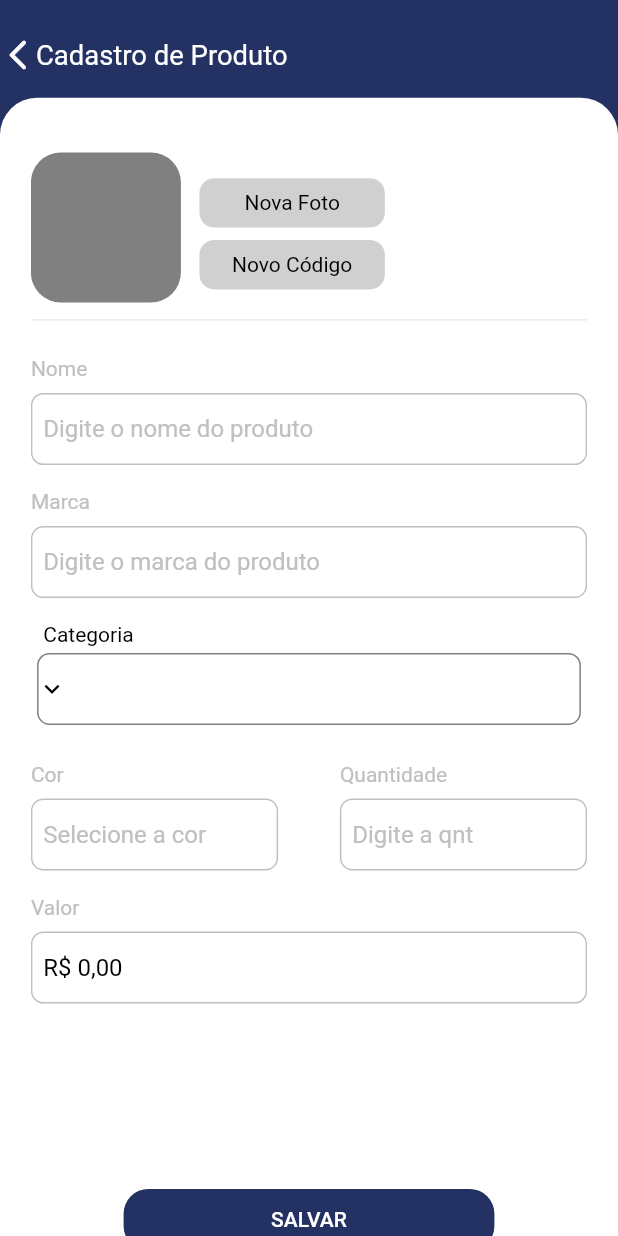
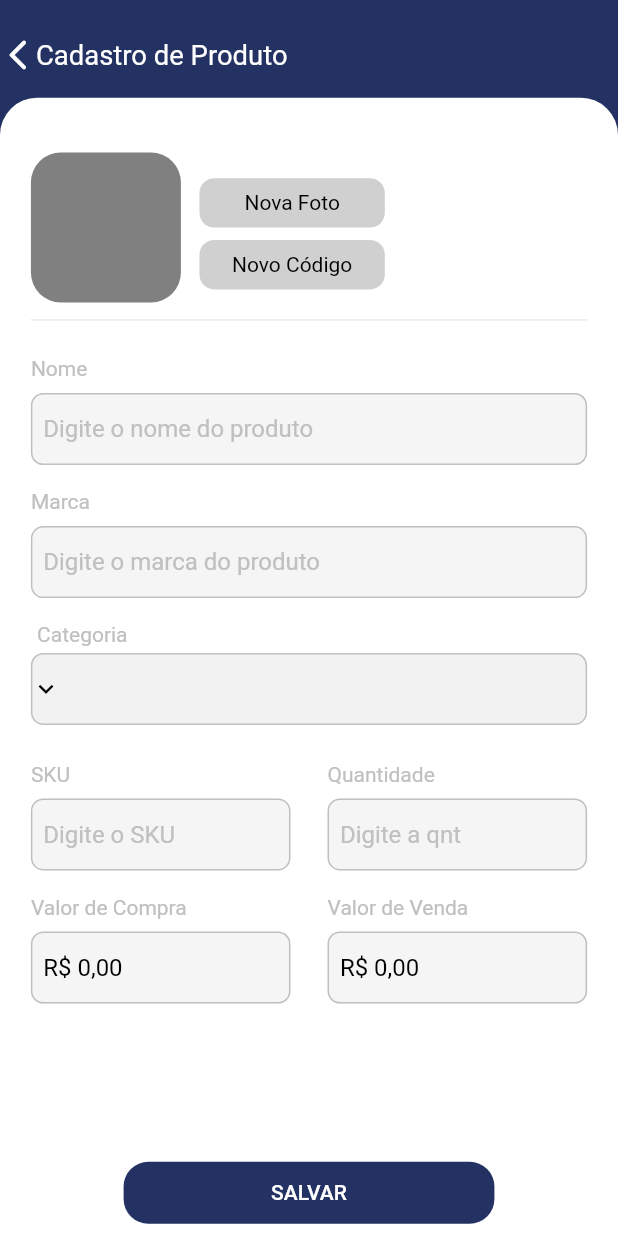
Before and after one commit to LuizRocha014/Smart_Storege_App_Flutter, a Flutter app: the CadastroProdutoPage widget shown alone on an empty page, opened directly, after a tap on "SALVAR", on a phone screen of 412 x 824 dp. Run offline on Flutter 3.47's test engine with Material 3 defaults, Android fonts, the phone set to English and light mode, and no system bars; our stand-ins replace flutter_masked_text2, flutter_svg, get, get_it, image_picker, slide_to_act and 2 more; missing offline and left inert: boleto_utils, flutter_barcode_scanner; accounts and stored records are empty.

Commit message:
Ajuste de fluxo

```diff
--- a/app_estoque/lib/modules/estoque/page/estoque_produto_page.dart
+++ b/app_estoque/lib/modules/estoque/page/estoque_produto_page.dart
@@ -17,8 +17,7 @@ class EstoqueProdutosPage extends StatefulWidget {
   State<EstoqueProdutosPage> createState() => _EstoqueProdutosPageState();
 }
 
-class _EstoqueProdutosPageState
-    extends MState<EstoqueProdutosPage, EstoqueProdutoController> {
+class _EstoqueProdutosPageState extends MState<EstoqueProdutosPage, EstoqueProdutoController> {
   int quantity = 1;
   @override
   void initState() {
@@ -38,8 +37,7 @@ class _EstoqueProdutosPageState
           child: const Icon(color: CoresDoAplicativo.branco, Icons.add)),
       titulo: "Estoque",
       child: Padding(
-        padding: EdgeInsets.symmetric(
-            horizontal: MediaQuery.of(context).size.width * 0.05),
+        padding: EdgeInsets.symmetric(horizontal: MediaQuery.of(context).size.width * 0.05),
         child: Obx(
           () => Visibility(
             visible: controller.produtosEstoque.isNotEmpty,
@@ -52,12 +50,11 @@ class _EstoqueProdutosPageState
               () => ListView.builder(
                 itemCount: controller.produtosEstoque.length,
                 shrinkWrap: true,
-                itemBuilder: (BuildContext context, int index) =>
-                    CardItemEstoquetWidget(
+                itemBuilder: (BuildContext context, int index) => CardItemEstoquetWidget(
                   titulo: controller.produtosEstoque[index].name,
-                  valor: controller.produtosEstoque[index].name,
-                  quantidade: controller.produtosEstoque[index].name.toString(),
-                  marca: controller.produtosEstoque[index].name,
+                  valor: controller.produtosEstoque[index].salePrice.toString(),
+                  quantidade: controller.produtosEstoque[index].totalAmount.toString(),
+                  marca: controller.produtosEstoque[index].brand,
                   onTapMore: () => controller.adicionaItemCompra(index),
                   onTapless: () {
                     log("Tira");
--- a/app_estoque/lib/modules/produtos/controller/cadastro_produto_controller.dart
+++ b/app_estoque/lib/modules/produtos/controller/cadastro_produto_controller.dart
@@ -20,17 +20,22 @@ import 'package:uuid/uuid.dart';
 class CadastroProdutoController extends BaseController {
   late TextEditingController nomeController;
   late TextEditingController marcaController;
-  late Categoria? categoriaSelect;
   late TextEditingController corController;
   late TextEditingController quantController;
-  late TextEditingController valorController;
+  late TextEditingController skuController;
+  late String codProduto;
+  late Categoria? categoriaSelect;
   late RxString categoriaText;
   late ImagePicker camera;
   late File? imagem;
   late RxBool mostraImagem;
   late List<Categoria> drop;
-  final MoneyMaskedTextController controllerTextValue =
-      MoneyMaskedTextController(
+  final MoneyMaskedTextController controllerValorCompra = MoneyMaskedTextController(
+    decimalSeparator: ',',
+    thousandSeparator: '.',
+    leftSymbol: 'R\$ ',
+  );
+  final MoneyMaskedTextController controllerValorVenda = MoneyMaskedTextController(
     decimalSeparator: ',',
     thousandSeparator: '.',
     leftSymbol: 'R\$ ',
@@ -41,20 +46,16 @@ class CadastroProdutoController extends BaseController {
     marcaController = TextEditingController();
     corController = TextEditingController();
     quantController = TextEditingController();
-    valorController = TextEditingController();
+    skuController = TextEditingController();
+    codProduto = '';
     camera = ImagePicker();
     mostraImagem = false.obs;
     imagem = File("");
     categoriaText = ''.obs;
     drop = [
-      Categoria(
-          id: const Uuid().v4(), inclusao: DateTime.now(), nome: "Eletronicos"),
-      Categoria(
-          id: const Uuid().v4(),
-          inclusao: DateTime.now(),
-          nome: "Fones de Ouvido"),
-      Categoria(
-          id: const Uuid().v4(), inclusao: DateTime.now(), nome: "Smartfones"),
+      Categoria(id: const Uuid().v4(), inclusao: DateTime.now(), nome: "Eletronicos"),
+      Categoria(id: const Uuid().v4(), inclusao: DateTime.now(), nome: "Fones de Ouvido"),
+      Categoria(id: const Uuid().v4(), inclusao: DateTime.now(), nome: "Smartfones"),
     ];
   }
 
@@ -66,7 +67,7 @@ class CadastroProdutoController extends BaseController {
       if (marcaController.text.isEmpty) return "Insira a marca do Produto";
       if (corController.text.isEmpty) return "Insira a cor do Produto";
       if (quantController.text.isEmpty) return "Insira a quantidade do Produto";
-      if (controllerTextValue.text.isEmpty) return "Insira o valor do Produto";
+      if (controllerValorVenda.text.isEmpty) return "Insira o valor do Produto";
       if (categoriaSelect == null) return "Insira a categoria do Produto";
 
       return null;
@@ -100,10 +101,7 @@ class CadastroProdutoController extends BaseController {
         if (imagem!.path.isNotEmpty) {
           List<int> imageBytes = imagem!.readAsBytesSync();
           String base64Image = base64Encode(imageBytes);
-          arq = Arquivo(
-              id: const Uuid().v4(),
-              inclusao: DateTime.now(),
-              base64: base64Image);
+          arq = Arquivo(id: const Uuid().v4(), inclusao: DateTime.now(), base64: base64Image);
           instanceManager.get<IArquivoRepository>().create(arq.toJson());
         }
         final prod = Produto(
@@ -111,30 +109,26 @@ class CadastroProdutoController extends BaseController {
           id: const Uuid().v4(),
           inclusao: DateTime.now(),
           brand: marcaController.text,
-          codProd: "",
+          codProd: codProduto,
           additionalInfo: "",
           description: "",
           expiryDate: DateTime.now(),
           minimumAmount: 0,
           numbProduct: 0,
-          purchasePrice: 0,
-          sku: "",
+          sku: skuController.text,
           storageLocation: "",
           supplierId: 0,
           totalAmount: int.parse(quantController.text),
           categoriaId: categoriaSelect!.id,
+          purchasePrice: double.parse(
+              controllerValorCompra.text.replaceAll('R', '').replaceAll('\$', '').replaceAll('.', '').replaceAll(',', '')),
           salePrice: double.parse(
-            controllerTextValue.text
-                .replaceAll('R', '')
-                .replaceAll('\$', '')
-                .replaceAll('.', '')
-                .replaceAll(',', ''),
+            controllerValorVenda.text.replaceAll('R', '').replaceAll('\$', '').replaceAll('.', '').replaceAll(',', ''),
           ),
         );
 
         instanceManager.get<IProdutoRepository>().create(prod.toJson());
-        final controllerEstoque =
-            instanceManager.get<EstoqueProdutoController>();
+        final controllerEstoque = instanceManager.get<EstoqueProdutoController>();
         controllerEstoque.produtosEstoque.add(prod);
         // ignore: use_build_context_synchronously
         context.pop();
--- a/app_estoque/lib/modules/produtos/page/cadastro_produto_page.dart
+++ b/app_estoque/lib/modules/produtos/page/cadastro_produto_page.dart
@@ -18,8 +18,7 @@ class CadastroProdutoPage extends StatefulWidget {
   State<CadastroProdutoPage> createState() => _CadastroProdutoState();
 }
 
-class _CadastroProdutoState
-    extends MState<CadastroProdutoPage, CadastroProdutoController> {
+class _CadastroProdutoState extends MState<CadastroProdutoPage, CadastroProdutoController> {
   @override
   void initState() {
     super.registerController(CadastroProdutoController());
@@ -31,11 +30,10 @@ class _CadastroProdutoState
   Widget build(BuildContext context) {
     return BackgroundWidget(
         titulo: "Cadastro de Produto",
-      child: Padding(
-        padding: EdgeInsets.only(
-            top: MediaQuery.of(context).size.height * 0.04,
-            left: MediaQuery.of(context).size.width * 0.05,
-            right: MediaQuery.of(context).size.width * 0.05),
+        child: Stack(
+          children: [
+            Padding(
+              padding: EdgeInsets.only(top: MediaQuery.of(context).size.height * 0.04, left: 5.w, right: 5.w),
               child: ListView(
                 children: [
                   Row(
@@ -62,9 +60,7 @@ class _CadastroProdutoState
                           mainAxisAlignment: MainAxisAlignment.center,
                           children: [
                             Padding(
-                        padding: EdgeInsets.symmetric(
-                            vertical:
-                                MediaQuery.of(context).size.height * 0.01),
+                              padding: EdgeInsets.symmetric(vertical: MediaQuery.of(context).size.height * 0.01),
                               child: GestureDetector(
                                 onTap: () => controller.tiraFoto(ImageSource.camera),
                                 child: Container(
@@ -93,8 +89,7 @@ class _CadastroProdutoState
                               ),
                               child: Center(
                                 child: GestureDetector(
-                              onTap: () =>
-                                  controller.startBarcodeScanStream(context),
+                                    onTap: () => controller.startBarcodeScanStream(context),
                                     child: const TextWidget("Novo Código")),
                               ),
                             ),
@@ -105,74 +100,66 @@ class _CadastroProdutoState
                   ),
                   const Divider(),
                   Padding(
-              padding: EdgeInsets.only(
-                  top: MediaQuery.of(context).size.height * 0.02),
+                    padding: EdgeInsets.only(top: MediaQuery.of(context).size.height * 0.02),
                     child: TextFieldWidget(
                       controller: controller.nomeController,
                       titulo: "Nome",
                       labelExterno: "Nome",
                       labelInterno: 'Digite o nome do produto',
-                color: CoresDoAplicativo.branco,
                       textColor: CoresDoAplicativo.preto,
                       hintText: '',
                     ),
                   ),
                   Padding(
-              padding: EdgeInsets.only(
-                  top: MediaQuery.of(context).size.height * 0.02),
+                    padding: EdgeInsets.only(top: MediaQuery.of(context).size.height * 0.02),
                     child: TextFieldWidget(
                       labelExterno: "Marca",
                       controller: controller.marcaController,
                       titulo: "Marca",
                       labelInterno: 'Digite o marca do produto',
-                color: CoresDoAplicativo.branco,
                       textColor: CoresDoAplicativo.preto,
                       hintText: '',
                     ),
                   ),
                   Padding(
-              padding: EdgeInsets.only(top: 2.h, left: 1.w, right: 1.w),
+                    padding: EdgeInsets.only(top: 2.h),
                     child: Obx(
                       () => DropDownWidget(
-                  borderColor: CoresDoAplicativo.gray,
+                        borderColor: CoresDoAplicativo.lightGray,
                         hintText: controller.categoriaText.value.isEmpty
                             ? "Selecione uma Categoria"
                             : controller.categoriaNomeString!,
                         label: 'Categoria',
                         onChanged: (value) => controller.selectCategoria(value!),
-                  itens: controller.drop
-                      .map((e) => DropdownItem(id: e.id, texto: e.nome))
-                      .toList(),
+                        itens: controller.drop.map((e) => DropdownItem(id: e.id, texto: e.nome)).toList(),
                       ),
                     ),
                   ),
                   Padding(
-              padding: EdgeInsets.only(
-                  top: MediaQuery.of(context).size.height * 0.02),
+                    padding: EdgeInsets.only(top: MediaQuery.of(context).size.height * 0.02),
                     child: Row(
                       mainAxisAlignment: MainAxisAlignment.spaceBetween,
                       children: [
                         SizedBox(
-                    width: MediaQuery.of(context).size.width * 0.4,
+                          width: 42.w,
                           child: TextFieldWidget(
-                      titulo: "Cor",
-                      labelExterno: "Cor",
-                      hintText: "Selecione a cor",
-                      controller: controller.corController,
-                      labelInterno: 'Selecione a cor',
-                      color: CoresDoAplicativo.branco,
+                            titulo: "SKU",
+                            labelExterno: "SKU",
+                            hintText: "Digite o SKU",
+                            controller: controller.skuController,
+                            keyboardType: TextInputType.number,
+                            labelInterno: 'Digite o SKU',
                             textColor: CoresDoAplicativo.preto,
                           ),
                         ),
                         SizedBox(
-                    width: MediaQuery.of(context).size.width * 0.4,
+                          width: 42.w,
                           child: TextFieldWidget(
                             labelExterno: "Quantidade",
                             titulo: "Quantidade",
                             controller: controller.quantController,
                             labelInterno: 'Digite a qnt',
                             keyboardType: TextInputType.number,
-                      color: CoresDoAplicativo.branco,
                             textColor: CoresDoAplicativo.preto,
                             hintText: '',
                           ),
@@ -181,22 +168,44 @@ class _CadastroProdutoState
                     ),
                   ),
                   Padding(
-              padding: EdgeInsets.only(
-                  top: MediaQuery.of(context).size.height * 0.02),
+                    padding: EdgeInsets.only(top: MediaQuery.of(context).size.height * 0.02),
+                    child: Row(
+                      mainAxisAlignment: MainAxisAlignment.spaceBetween,
+                      children: [
+                        SizedBox(
+                          width: 42.w,
                           child: TextFieldWidget(
-                labelExterno: "Valor",
-                controller: controller.controllerTextValue,
-                hintText: "Digite o valor do produto",
-                titulo: "Valor",
-                labelInterno: 'Digite o valor',
+                            titulo: "Valor Compra",
+                            labelExterno: "Valor de Compra",
+                            hintText: "Digite o valor de compra",
+                            controller: controller.controllerValorCompra,
+                            labelInterno: 'Valor de compra',
                             keyboardType: TextInputType.number,
-                color: CoresDoAplicativo.branco,
                             textColor: CoresDoAplicativo.preto,
+                          ),
+                        ),
+                        SizedBox(
+                          width: 42.w,
+                          child: TextFieldWidget(
+                            titulo: "Valor Venda",
+                            labelExterno: "Valor de Venda",
+                            hintText: "Digite o valor de compra",
+                            controller: controller.controllerValorVenda,
+                            keyboardType: TextInputType.number,
+                            labelInterno: 'Valor de Venda',
+                            textColor: CoresDoAplicativo.preto,
+                          ),
+                        )
+                      ],
                     ),
                   ),
                   SizedBox(
                     height: MediaQuery.of(context).size.height * 0.15,
                   ),
+                ],
+              ),
+            ),
+            if (MediaQuery.of(context).viewInsets.bottom == 0)
               Align(
                 alignment: Alignment.bottomCenter,
                 child: ButtonWidget(
@@ -205,8 +214,6 @@ class _CadastroProdutoState
                 ),
               )
           ],
-        ),
-      ),
-    );
+        ));
   }
 }
--- a/app_estoque/lib/widget/dropdown_widget.dart
+++ b/app_estoque/lib/widget/dropdown_widget.dart
@@ -49,6 +49,7 @@ class DropDownWidget<T> extends StatelessWidget {
                     child: TextWidget(
                       label,
                       fontWeight: FontWeight.w400,
+                      textColor: CoresDoAplicativo.lightGray,
                     ),
                   ),
                 ),
@@ -78,7 +79,7 @@ class DropDownWidget<T> extends StatelessWidget {
                 disabledBorder: outlineInputBorder,
                 focusedErrorBorder: outlineInputBorder,
                 filled: true,
-                fillColor: fillColor ?? CoresDoAplicativo.branco,
+                fillColor: fillColor ?? CoresDoAplicativo.lightGray.withOpacity(0.2),
               ),
               style: const TextStyle(
                 color: CoresDoAplicativo.preto,
@@ -90,6 +91,7 @@ class DropDownWidget<T> extends StatelessWidget {
               hint: TextWidget(
                 hintText,
                 fontWeight: FontWeight.normal,
+                textColor: CoresDoAplicativo.lightGray,
               ),
               icon: showIcon
                   ? Row(
```
Also changed, not shown: app_estoque/lib/modules/shere/widget/text_field_widget.dart (+4 -12 lines). Lines whose indentation alone changed are shown as unchanged.
